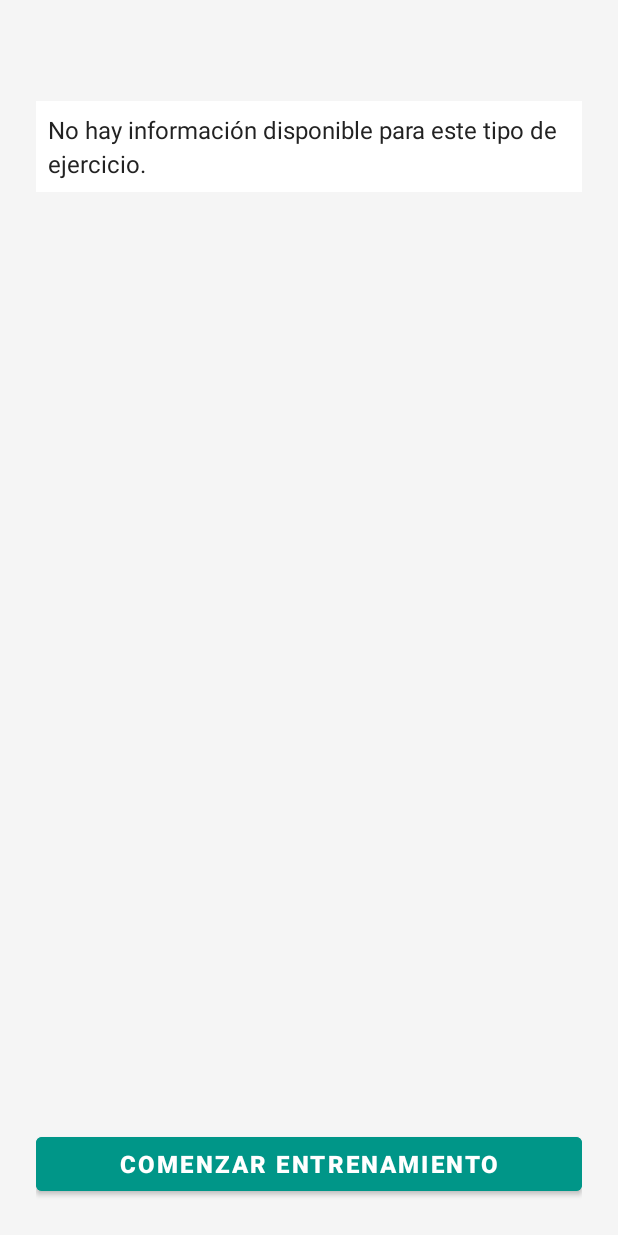
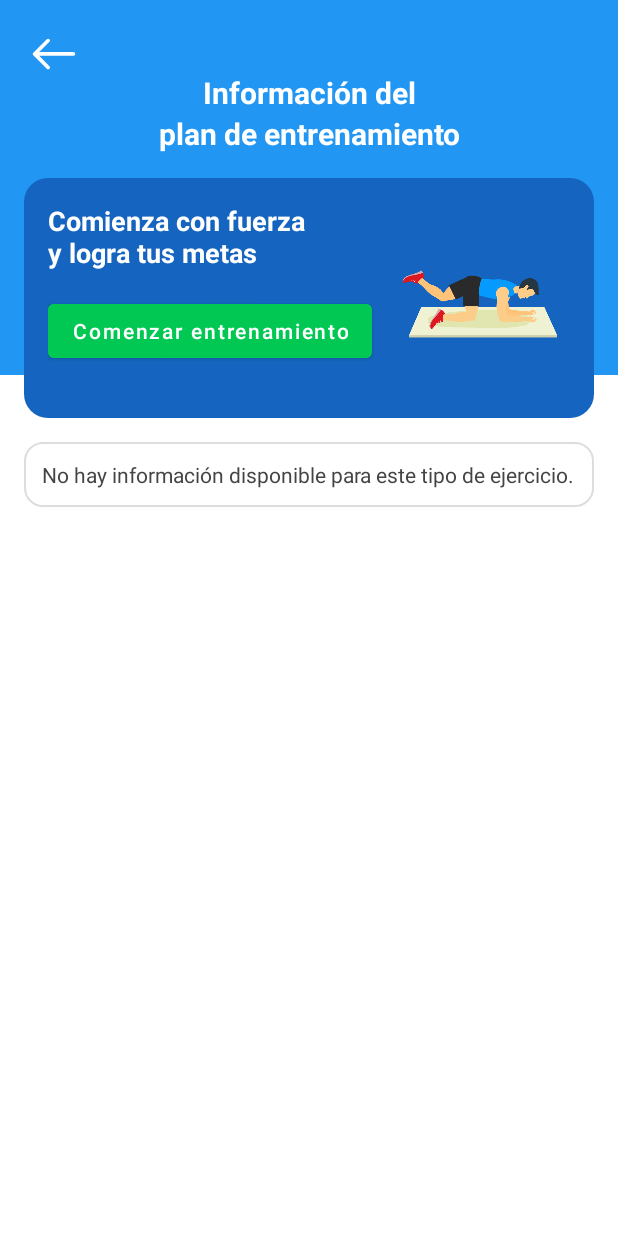
Before and after one commit to jadrianh/MyHealthApp, an Android app: the DetalleEjercicioActivity screen opened directly, with no data from a screen before it, on a phone screen of 412 x 824 dp. Run offline under Robolectric (Android 15) with nearby library versions, the phone set to English and light mode, and no system bars.

Commit message:
Se agrego disello a la view de detalle ejercicio. Se agregaron las calorias y tiempo a cada rutina

```diff
--- /dev/null
+++ b/app/src/main/res/drawable/bg_card_blue.xml
@@ -0,0 +1,5 @@
+<?xml version="1.0" encoding="utf-8"?>
+<shape xmlns:android="http://schemas.android.com/apk/res/android">
+    <solid android:color="#1565C0"/>
+    <corners android:radius="16dp"/>
+</shape>
--- /dev/null
+++ b/app/src/main/res/drawable/blue_background_shape.xml
@@ -0,0 +1,4 @@
+<?xml version="1.0" encoding="utf-8"?>
+<shape xmlns:android="http://schemas.android.com/apk/res/android"
+    android:shape="rectangle">
+    <solid android:color="#2196F3" /> </shape>
--- /dev/null
+++ b/app/src/main/res/drawable/btn_green_rounded.xml
@@ -0,0 +1,5 @@
+<?xml version="1.0" encoding="utf-8"?>
+<shape xmlns:android="http://schemas.android.com/apk/res/android" android:shape="rectangle">
+    <solid android:color="#00C853" />
+    <corners android:radius="24dp" />
+</shape>
--- /dev/null
+++ b/app/src/main/res/drawable/ic_arrow_back.xml
@@ -0,0 +1,9 @@
+<vector xmlns:android="http://schemas.android.com/apk/res/android"
+    android:width="800dp"
+    android:height="800dp"
+    android:viewportWidth="512"
+    android:viewportHeight="512">
+  <path
+      android:pathData="M217,129.88c-6.25,-6.25 -16.38,-6.25 -22.63,0L79.61,244.64c-0.39,0.39 -0.76,0.8 -1.11,1.23c-0.11,0.13 -0.2,0.27 -0.31,0.41c-0.21,0.28 -0.42,0.55 -0.62,0.84c-0.14,0.21 -0.26,0.43 -0.39,0.64c-0.14,0.23 -0.28,0.46 -0.41,0.7c-0.13,0.24 -0.24,0.48 -0.35,0.73c-0.11,0.23 -0.22,0.45 -0.32,0.68c-0.11,0.26 -0.19,0.52 -0.28,0.78c-0.08,0.23 -0.17,0.46 -0.24,0.69c-0.09,0.29 -0.15,0.58 -0.22,0.86c-0.05,0.22 -0.11,0.43 -0.16,0.65c-0.08,0.38 -0.13,0.76 -0.17,1.14c-0.02,0.14 -0.04,0.27 -0.06,0.41c-0.11,1.07 -0.11,2.15 0,3.22c0.01,0.06 0.02,0.12 0.03,0.18c0.05,0.46 0.12,0.92 0.21,1.37c0.03,0.13 0.07,0.26 0.1,0.39c0.09,0.38 0.18,0.76 0.29,1.13c0.04,0.13 0.09,0.26 0.14,0.4c0.12,0.36 0.25,0.73 0.4,1.09c0.05,0.11 0.1,0.21 0.15,0.32c0.17,0.37 0.34,0.74 0.53,1.1c0.04,0.07 0.09,0.14 0.13,0.21c0.21,0.38 0.44,0.76 0.68,1.13c0.02,0.03 0.04,0.06 0.06,0.09c0.55,0.81 1.18,1.58 1.89,2.29l114.81,114.81c3.12,3.12 7.22,4.69 11.31,4.69s8.19,-1.56 11.31,-4.69c6.25,-6.25 6.25,-16.38 0,-22.63l-87.5,-87.5h291.62c8.84,0 16,-7.16 16,-16s-7.16,-16 -16,-16H129.51L217,152.5C223.25,146.26 223.25,136.13 217,129.88z"
+      android:fillColor="#333333"/>
+</vector>
--- /dev/null
+++ b/app/src/main/res/drawable/info_background.xml
@@ -0,0 +1,7 @@
+<?xml version="1.0" encoding="utf-8"?>
+<shape xmlns:android="http://schemas.android.com/apk/res/android" android:shape="rectangle">
+    <solid android:color="#FFFFFF" />
+    <corners android:radius="12dp" />
+    <padding android:left="12dp" android:top="12dp" android:right="12dp" android:bottom="12dp" />
+    <stroke android:width="1dp" android:color="#DDDDDD"/>
+</shape>
--- a/app/src/main/res/layout/activity_detalle_ejercicio.xml
+++ b/app/src/main/res/layout/activity_detalle_ejercicio.xml
@@ -1,51 +1,112 @@
 <?xml version="1.0" encoding="utf-8"?>
-<LinearLayout xmlns:android="http://schemas.android.com/apk/res/android"
+<FrameLayout xmlns:android="http://schemas.android.com/apk/res/android"
+    xmlns:app="http://schemas.android.com/apk/res-auto"  android:layout_width="match_parent"
+    android:layout_height="match_parent">
+
+    <View
+        android:layout_width="match_parent"
+        android:layout_height="250dp"
+        android:background="@drawable/blue_background_shape" />
+
+    <ImageView
+        android:id="@+id/btnBack"
+        android:layout_width="40dp"
+        android:layout_height="40dp"
+        android:src="@drawable/ic_arrow_back"
+        android:layout_margin="16dp"
+        android:clickable="true"
+        android:focusable="true"
+        android:contentDescription="Botón volver"
+        app:tint="#FFFFFF"
+        android:layout_marginStart="64dp"
+        />
+
+
+
+    <ScrollView
         android:layout_width="match_parent"
         android:layout_height="match_parent"
+        android:background="@android:color/transparent"
+        android:fillViewport="true">
+
+        <LinearLayout
+            android:layout_width="match_parent"
+            android:layout_height="wrap_content"
             android:orientation="vertical"
-    android:background="#F5F5F5"
-    android:padding="24dp">
+            android:padding="16dp">
 
             <TextView
                 android:id="@+id/tituloDetalle"
                 android:layout_width="match_parent"
                 android:layout_height="wrap_content"
-        android:text="Información de Plan de Entrenamiento"
-        android:textColor="#22334A"
+                android:text="Información del\nplan de entrenamiento"
+                android:textColor="#FFFFFF"
                 android:textSize="20sp"
                 android:textStyle="bold"
                 android:gravity="center"
-        android:layout_marginBottom="16dp"/>
+                android:layout_marginBottom="16dp"
+                android:lineSpacingExtra="4dp"
+                android:layout_marginTop="32dp" />
+
+            <RelativeLayout
+                android:layout_width="match_parent"
+                android:layout_height="wrap_content"
+                android:background="@drawable/bg_card_blue"
+                android:padding="16dp"
+                android:layout_marginBottom="16dp">
+
+                <TextView
+                    android:id="@+id/textoMotivacional"
+                    android:layout_width="wrap_content"
+                    android:layout_height="wrap_content"
+                    android:text="Comienza con fuerza\ny logra tus metas"
+                    android:textColor="#FFFFFF"
+                    android:textSize="18sp"
+                    android:textStyle="bold"
+                    android:layout_alignParentStart="true" />
+
+                <ImageView
+                    android:id="@+id/imgMotivacional"
+                    android:layout_width="120dp"
+                    android:layout_height="120dp"
+                    android:layout_alignParentEnd="true"
+                    android:layout_marginTop="8dp"
+                    android:scaleType="centerInside"
+                    android:src="@drawable/plancha" />
+
+                <Button
+                    android:id="@+id/btnComenzar"
+                    android:layout_width="wrap_content"
+                    android:layout_height="wrap_content"
+                    android:text="Comenzar entrenamiento"
+                    android:textAllCaps="false"
+                    android:textColor="@color/white"
+                    android:textSize="14sp"
+                    android:backgroundTint="#00C853"
+                    android:layout_below="@id/textoMotivacional"
+                    android:layout_marginTop="16dp"
+                    android:layout_alignParentStart="true" />
+            </RelativeLayout>
 
             <TextView
                 android:id="@+id/infoDetalle"
                 android:layout_width="match_parent"
                 android:layout_height="wrap_content"
-        android:textColor="#222"
-        android:textSize="16sp"
-        android:lineSpacingExtra="4dp"
-        android:padding="8dp"
-        android:background="#FFF"
-        android:gravity="start"
-        android:layout_marginBottom="16dp"/>
+                android:text="Descripción del plan de entrenamiento..."
+                android:textColor="#444"
+                android:textSize="14sp"
+                android:lineSpacingExtra="6dp"
+                android:padding="12dp"
+                android:background="@drawable/info_background"
+                android:layout_marginBottom="16dp" />
 
             <androidx.recyclerview.widget.RecyclerView
                 android:id="@+id/recyclerEjercicios"
                 android:layout_width="match_parent"
-        android:layout_height="0dp"
-        android:layout_weight="1"
-        android:layout_marginBottom="16dp"/>
-
-    <Button
-        android:id="@+id/btnComenzar"
-        android:layout_width="match_parent"
                 android:layout_height="wrap_content"
-        android:text="COMENZAR ENTRENAMIENTO"
-        android:textAllCaps="true"
-        android:textColor="#FFF"
-        android:backgroundTint="#009688"
-        android:textStyle="bold"
-        android:textSize="16sp"
-        android:layout_marginTop="8dp"/>
+                android:nestedScrollingEnabled="false"
+                android:layout_marginBottom="16dp" />
 
         </LinearLayout>
+    </ScrollView>
+</FrameLayout>
```
Also changed, not shown: app/src/main/java/com/damb/myhealthapp/views/DetalleEjercicioActivity.java (+33 -26 lines), app/src/main/res/drawable/ic_right_arrow.xml (added, +9 -0 lines), app/src/main/res/layout/item_ejercicio_sugerido.xml (+8 -0 lines), app/src/main/res/drawable/plancha.png (added). Lines whose indentation alone changed are shown as unchanged.
